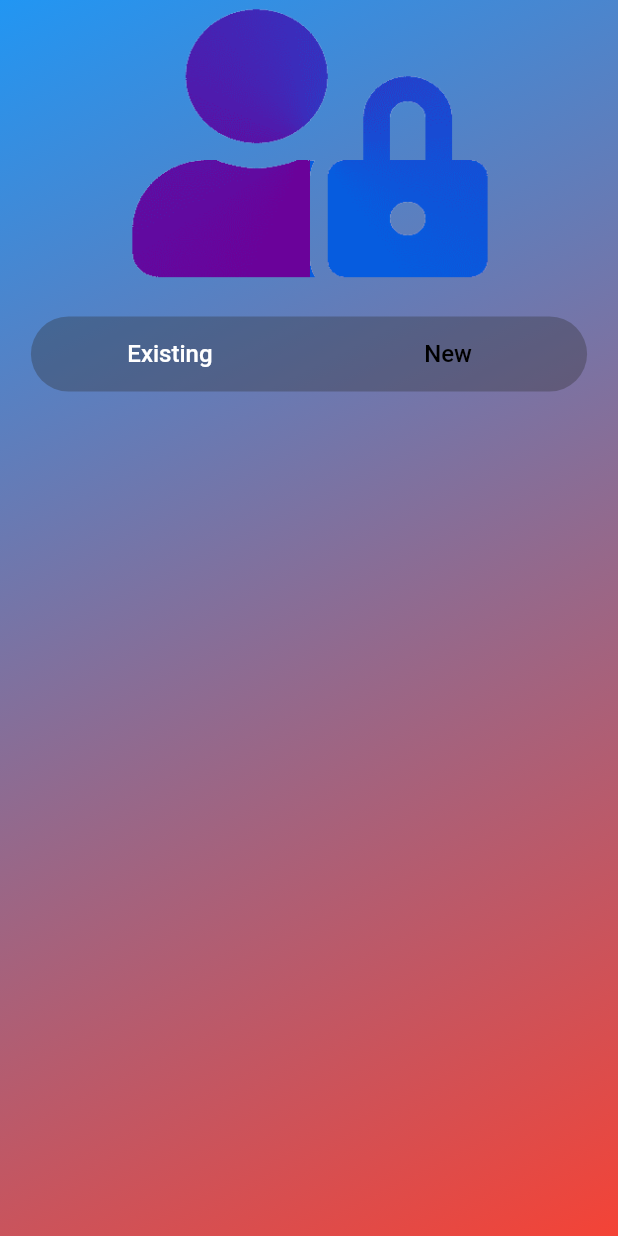
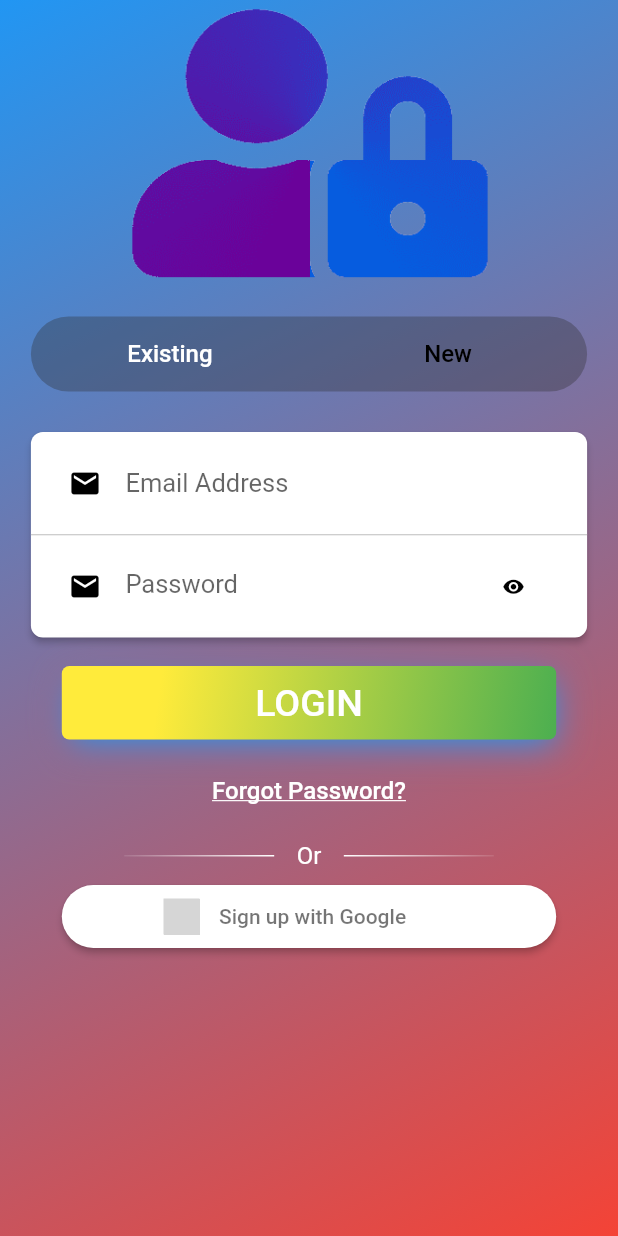
Before and after one commit to William-Santos-Dantas/flutter_auth_firebase, a Flutter app: the screen it shows after launch, on a phone screen of 412 x 824 dp. Run offline on Flutter 3.47's test engine with Material 2 defaults, Android fonts, the light colour scheme and no system bars; our stand-ins replace flutter_signin_button, get; Roboto replaces fonts that are missing (Metropolis, WorkSansBold, WorkSansMedium); grey boxes are pictures that could not be loaded.

Commit message:
build sign in

```diff
--- /dev/null
+++ b/lib/application/ui/widgets/build_sign_in.dart
@@ -0,0 +1,140 @@
+import 'package:flutter/material.dart';
+import 'package:flutter_signin_button/flutter_signin_button.dart';
+import 'package:get/get.dart';
+
+import 'custom_text_field.dart';
+import 'submit_button.dart';
+
+class BuildSignIn extends StatelessWidget {
+
+  final VoidCallback signInWithEmail;
+  final VoidCallback signInWithGoogle;
+  const BuildSignIn({Key? key, required this.signInWithEmail, required this.signInWithGoogle}) : super(key: key);
+
+  @override
+  Widget build(BuildContext context) {
+    return Container(
+      padding: const EdgeInsets.only(top: 23.0),
+      child: Column(
+        children: <Widget>[
+          Stack(
+            alignment: Alignment.topCenter,
+            children: <Widget>[
+              Card(
+                elevation: 2.0,
+                color: Colors.white,
+                shape: RoundedRectangleBorder(
+                  borderRadius: BorderRadius.circular(8.0),
+                ),
+                child: SizedBox(
+                  width: context.widthTransformer(reducedBy: 10),
+                  child: Column(
+                    children: <Widget>[
+                      const CustomTextField(
+                        inputType: TextInputType.emailAddress,
+                        hintText: "Email Address",
+                        icon: Icons.email,
+                      ),
+                      Divider(
+                        height: 1.0,
+                        color: Colors.grey[400],
+                      ),
+                      const CustomTextField(
+                        inputType: TextInputType.emailAddress,
+                        hintText: "Password",
+                        icon: Icons.email,
+                        password: true,
+                      ),
+                    ],
+                  ),
+                ),
+              ),
+            ],
+          ),
+          SubmitButton(
+            onPress: signInWithEmail,
+            text: 'LOGIN',
+          ),
+          Padding(
+            padding: const EdgeInsets.only(top: 10.0),
+            child: TextButton(
+              onPressed: () {},
+              child: const Text(
+                "Forgot Password?",
+                style: TextStyle(
+                  decoration: TextDecoration.underline,
+                  color: Colors.white,
+                  fontSize: 16.0,
+                  fontFamily: "WorkSansMedium",
+                ),
+              ),
+            ),
+          ),
+          Padding(
+            padding: const EdgeInsets.only(top: 10.0, bottom: 10),
+            child: Row(
+              mainAxisAlignment: MainAxisAlignment.center,
+              children: <Widget>[
+                Container(
+                  decoration: const BoxDecoration(
+                    gradient: LinearGradient(
+                      colors: [
+                        Colors.white10,
+                        Colors.white,
+                      ],
+                      begin: FractionalOffset(0.0, 0.0),
+                      end: FractionalOffset(1.0, 1.0),
+                      stops: [0.0, 1.0],
+                      tileMode: TileMode.clamp,
+                    ),
+                  ),
+                  width: 100.0,
+                  height: 1.0,
+                ),
+                const Padding(
+                  padding: EdgeInsets.only(left: 15.0, right: 15.0),
+                  child: Text(
+                    "Or",
+                    style: TextStyle(
+                      color: Colors.white,
+                      fontSize: 16.0,
+                      fontFamily: "WorkSansMedium",
+                    ),
+                  ),
+                ),
+                Container(
+                  decoration: const BoxDecoration(
+                    gradient: LinearGradient(
+                      colors: [
+                        Colors.white,
+                        Colors.white10,
+                      ],
+                      begin: FractionalOffset(0.0, 0.0),
+                      end: FractionalOffset(1.0, 1.0),
+                      stops: [0.0, 1.0],
+                      tileMode: TileMode.clamp,
+                    ),
+                  ),
+                  width: 100.0,
+                  height: 1.0,
+                ),
+              ],
+            ),
+          ),
+          SizedBox(
+            width: context.widthTransformer(reducedBy: 20),
+            height: 42,
+            child: SignInButton(
+              Buttons.Google,
+              shape: RoundedRectangleBorder(
+                borderRadius: BorderRadius.circular(100),
+              ),
+              text: "Sign up with Google",
+              onPressed: signInWithGoogle,
+            ),
+          ),
+        ],
+      ),
+    );
+  }
+}
--- /dev/null
+++ b/lib/application/ui/widgets/custom_text_field.dart
@@ -0,0 +1,90 @@
+import 'package:flutter/material.dart';
+
+class CustomTextField extends StatefulWidget {
+  final TextInputType inputType;
+  final String hintText;
+  final IconData icon;
+  final bool password;
+
+  const CustomTextField({
+    Key? key,
+    required this.inputType,
+    required this.hintText,
+    required this.icon,
+    this.password = false,
+  }) : super(key: key);
+
+  @override
+  // ignore: no_logic_in_create_state
+  State<CustomTextField> createState() => _CustomTextFieldState(
+        hintText: hintText,
+        icon: icon,
+        inputType: inputType,
+        password: password,
+      );
+}
+
+class _CustomTextFieldState extends State<CustomTextField> {
+  final TextInputType inputType;
+  final String hintText;
+  final IconData icon;
+  final bool password;
+
+  _CustomTextFieldState({
+    required this.inputType,
+    required this.hintText,
+    required this.icon,
+    required this.password,
+  }) : obscureText = password;
+
+  bool obscureText;
+
+  @override
+  Widget build(BuildContext context) {
+    return Padding(
+      padding: const EdgeInsets.only(
+        top: 10.0,
+        bottom: 10.0,
+        left: 25.0,
+        right: 25.0,
+      ),
+      child: TextField(
+        keyboardType: inputType,
+        obscureText: obscureText,
+        style: const TextStyle(
+          fontFamily: "WorkSansSemiBold",
+          fontSize: 16.0,
+          color: Colors.black,
+        ),
+        decoration: InputDecoration(
+          border: InputBorder.none,
+          icon: Icon(
+            icon,
+            size: 22.0,
+            color: Colors.black,
+          ),
+          hintText: hintText,
+          hintStyle:
+              const TextStyle(fontFamily: "WorkSansSemiBold", fontSize: 17.0),
+          suffixIcon: password
+              ? GestureDetector(
+                  onTap: () {
+                    setState(
+                      () {
+                        print(obscureText);
+                        obscureText = !obscureText;
+                      },
+                    );
+                  },
+                  child: const Icon(
+                    Icons.remove_red_eye,
+                    size: 15.0,
+                    color: Colors.black,
+                  ),
+                )
+              : null,
+        ),
+      ),
+    );
+  }
+}
--- /dev/null
+++ b/lib/application/ui/widgets/submit_button.dart
@@ -0,0 +1,62 @@
+import 'package:flutter/material.dart';
+import 'package:get/get.dart';
+
+class SubmitButton extends StatelessWidget {
+  final String text;
+  final VoidCallback onPress;
+
+  const SubmitButton({Key? key, required this.text, required this.onPress}) : super(key: key);
+
+  @override
+  Widget build(BuildContext context) {
+    return Container(
+      width: context.widthTransformer(reducedBy: 20),
+      margin: const EdgeInsets.only(top: 15),
+      decoration: const BoxDecoration(
+        borderRadius: BorderRadius.all(Radius.circular(5.0)),
+        boxShadow: [
+          BoxShadow(
+            color: Colors.red,
+            offset: Offset(1.0, 6.0),
+            blurRadius: 20.0,
+          ),
+          BoxShadow(
+            color: Colors.blue,
+            offset: Offset(1.0, 6.0),
+            blurRadius: 20.0,
+          ),
+        ],
+        gradient: LinearGradient(
+          colors: [
+            Colors.yellow,
+            Colors.green,
+          ],
+          begin: FractionalOffset(0.2, 0.2),
+          end: FractionalOffset(1.0, 1.0),
+          stops: [0.0, 1.0],
+          tileMode: TileMode.clamp,
+        ),
+      ),
+      child: MaterialButton(
+        highlightColor: Colors.transparent,
+        splashColor: Colors.white,
+        child: Padding(
+          padding:const EdgeInsets.symmetric(vertical: 10.0, horizontal: 42.0),
+          child: FittedBox(
+            fit: BoxFit.fitWidth,
+            child: Text(
+              text,
+              style:const TextStyle(
+                color: Colors.white,
+                fontSize: 25.0,
+                fontFamily: "WorkSansBold",
+              ),
+              maxLines: 1,
+            ),
+          ),
+        ),
+        onPressed: onPress,
+      ),
+    );
+  }
+}
--- a/lib/modules/login/login_controller.dart
+++ b/lib/modules/login/login_controller.dart
@@ -35,4 +35,11 @@ class LoginController extends GetxController with LoaderMixin, MessagesMixin {
     pageController.animateToPage(1,
         duration: const Duration(milliseconds: 500), curve: Curves.decelerate);
   }
+
+  void signInWithEmail() {
+    print('sign In With Email');
+  }
+  void signInWithGoogle() {
+    print('sign In With Google');
+  }
 }
--- a/lib/modules/login/login_page.dart
+++ b/lib/modules/login/login_page.dart
@@ -1,6 +1,7 @@
 import 'package:flutter/material.dart';
 import 'package:get/get.dart';
 import '../../application/ui/widgets/build_menu_bar.dart';
+import '../../application/ui/widgets/build_sign_in.dart';
 import 'login_controller.dart';
 
 class LoginPage extends GetView<LoginController> {
@@ -47,6 +48,16 @@ class LoginPage extends GetView<LoginController> {
                     ),
                   ),
                 ),
+                Expanded(
+                  child: PageView(
+                    controller: controller.pageController,
+                    physics: const NeverScrollableScrollPhysics(),
+                    children: [
+                      BuildSignIn(signInWithEmail: controller.signInWithEmail, signInWithGoogle: controller.signInWithGoogle),
+                      Container(),
+                    ],
+                  ),
+                ),
               ],
             ),
           ),
--- a/pubspec.yaml
+++ b/pubspec.yaml
@@ -35,6 +35,7 @@ dependencies:
   # Use with the CupertinoIcons class for iOS style icons.
   cupertino_icons: ^1.0.2
   get: ^4.6.1
+  flutter_signin_button: ^2.0.0
 
 dev_dependencies:
   flutter_test:
```
Also changed, not shown: pubspec.lock.
